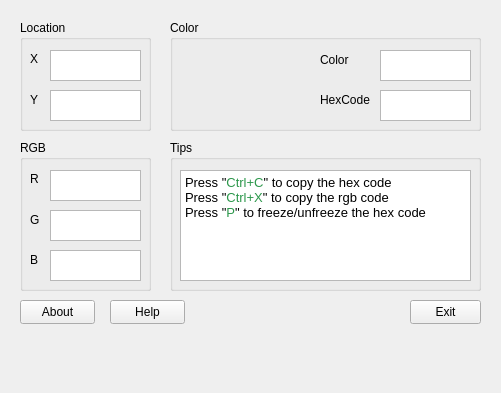
Before: the Qt Designer form src/mainwindow.ui in gdarko/ColorPicker, drawn with Qt 5.
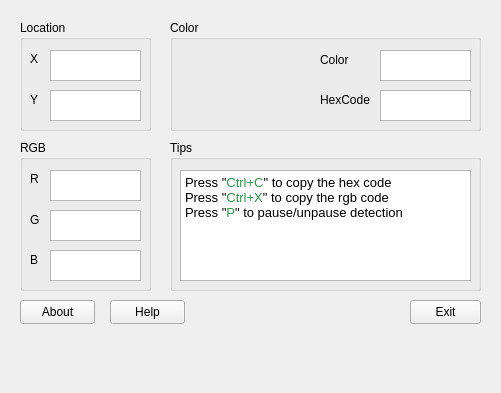
After: the same form once the commit is applied. Icons and pictures are not drawn.

Commit message: Update startup dialog

Diff of the .ui file:
```diff
--- a/src/mainwindow.ui
+++ b/src/mainwindow.ui
@@ -314,7 +314,7 @@
 &lt;/style&gt;&lt;/head&gt;&lt;body style=&quot; font-family:'Segoe UI'; font-size:9pt; font-weight:400; font-style:normal;&quot;&gt;
 &lt;p style=&quot; margin-top:0px; margin-bottom:0px; margin-left:0px; margin-right:0px; -qt-block-indent:0; text-indent:0px;&quot;&gt;&lt;span style=&quot; font-size:9.75pt;&quot;&gt;Press &amp;quot;&lt;/span&gt;&lt;span style=&quot; font-size:9.75pt; color:#2c974b;&quot;&gt;Ctrl+C&lt;/span&gt;&lt;span style=&quot; font-size:9.75pt;&quot;&gt;&amp;quot; to copy the hex code&lt;/span&gt;&lt;/p&gt;
 &lt;p style=&quot; margin-top:0px; margin-bottom:0px; margin-left:0px; margin-right:0px; -qt-block-indent:0; text-indent:0px;&quot;&gt;&lt;span style=&quot; font-size:9.75pt;&quot;&gt;Press &amp;quot;&lt;/span&gt;&lt;span style=&quot; font-size:9.75pt; color:#2c974b;&quot;&gt;Ctrl+X&lt;/span&gt;&lt;span style=&quot; font-size:9.75pt;&quot;&gt;&amp;quot; to copy the rgb code&lt;/span&gt;&lt;/p&gt;
-&lt;p style=&quot; margin-top:0px; margin-bottom:0px; margin-left:0px; margin-right:0px; -qt-block-indent:0; text-indent:0px;&quot;&gt;&lt;span style=&quot; font-size:9.75pt;&quot;&gt;Press &amp;quot;&lt;/span&gt;&lt;span style=&quot; font-size:9.75pt; color:#2c974b;&quot;&gt;P&lt;/span&gt;&lt;span style=&quot; font-size:9.75pt;&quot;&gt;&amp;quot; to freeze/unfreeze the hex code&lt;/span&gt;&lt;/p&gt;
+&lt;p style=&quot; margin-top:0px; margin-bottom:0px; margin-left:0px; margin-right:0px; -qt-block-indent:0; text-indent:0px;&quot;&gt;&lt;span style=&quot; font-size:9.75pt;&quot;&gt;Press &amp;quot;&lt;/span&gt;&lt;span style=&quot; font-size:9.75pt; color:#2c974b;&quot;&gt;P&lt;/span&gt;&lt;span style=&quot; font-size:9.75pt;&quot;&gt;&amp;quot; to pause/unpause detection&lt;/span&gt;&lt;/p&gt;
 &lt;p style=&quot;-qt-paragraph-type:empty; margin-top:0px; margin-bottom:0px; margin-left:0px; margin-right:0px; -qt-block-indent:0; text-indent:0px; font-size:9.75pt;&quot;&gt;&lt;br /&gt;&lt;/p&gt;&lt;/body&gt;&lt;/html&gt;</string>
      </property>
     </widget>
```
The commit also changes 1 other file.
